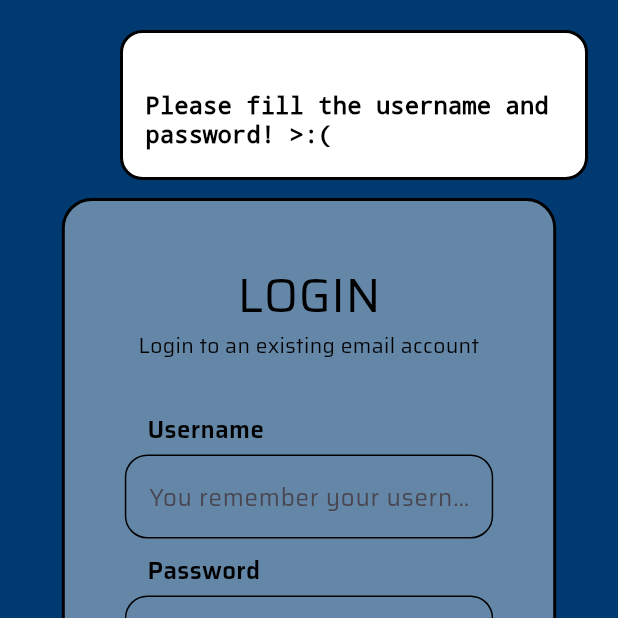
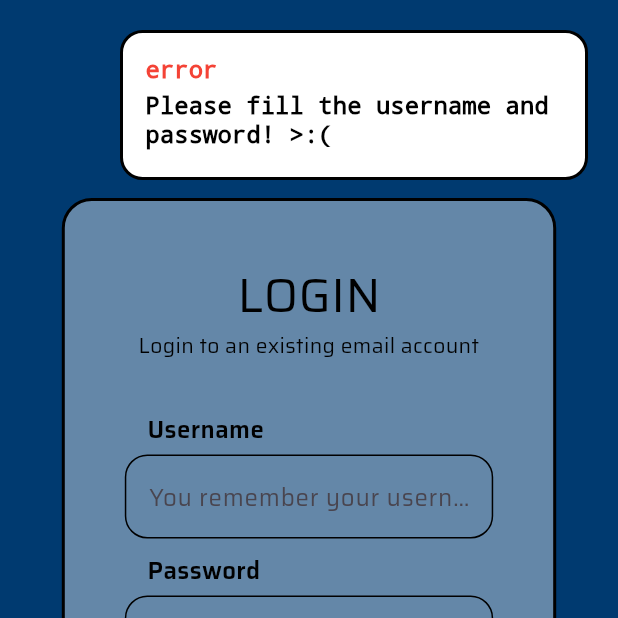
Before and after one commit to iwansal64/wms_app, a Flutter app: the screen it shows after launch, after a tap on "Login to Dashboard", on a phone screen of 412 x 824 dp, the top half of it. Run offline on Flutter 3.47's test engine with Material 3 defaults, Android fonts, the phone set to English and light mode, and no system bars; our stand-ins replace flutter_blue_plus, logger, shared_preferences.

```diff
--- a/lib/state.dart
+++ b/lib/state.dart
@@ -20,7 +20,19 @@ class ToastMessage {
   const ToastMessage({ required this.message, required this.status, required this.statusColor });
 
   factory ToastMessage.from(String message, ToastStatus status) {
-    Color statusColor = Colors.white;
+    Color statusColor = Colors.black;
+
+    switch(status) {
+      case ToastStatus.info:
+        statusColor = Colors.blue;
+      case ToastStatus.error:
+        statusColor = Colors.red;
+      case ToastStatus.debug:
+        statusColor = Colors.orange;
+      case ToastStatus.success:
+        statusColor = Colors.green;
+    }
+
 
     return ToastMessage(
       message: message,
@@ -61,6 +73,9 @@ class AppState {
   //? Telling us the current bluetooth characteristic for WiFi LOG
   static ValueNotifier<BluetoothCharacteristic?> wifiLogCharacteristic = ValueNotifier(null);
 
+  //? Telling us the current bluetooth characteristic for WiFi ACT
+  static ValueNotifier<BluetoothCharacteristic?> wifiActCharacteristic = ValueNotifier(null);
+
   //? Telling us the current active websocket channel
   static ValueNotifier<IOWebSocketChannel?> webSocketState = ValueNotifier(null);
 
--- a/lib/utils/toast.dart
+++ b/lib/utils/toast.dart
@@ -57,7 +57,7 @@ class Toast {
       case APIResponseCode.timeout:
         Toast.showError(message: "Can't reach server :/");
       case APIResponseCode.socketError:
-        Toast.showError(message: "Server doesn't want to response :(");
+        Toast.showError(message: "Server doesn't want to response.");
       case APIResponseCode.error:
         Toast.showError(message: "Unexpected error has occured!");
     }
```
